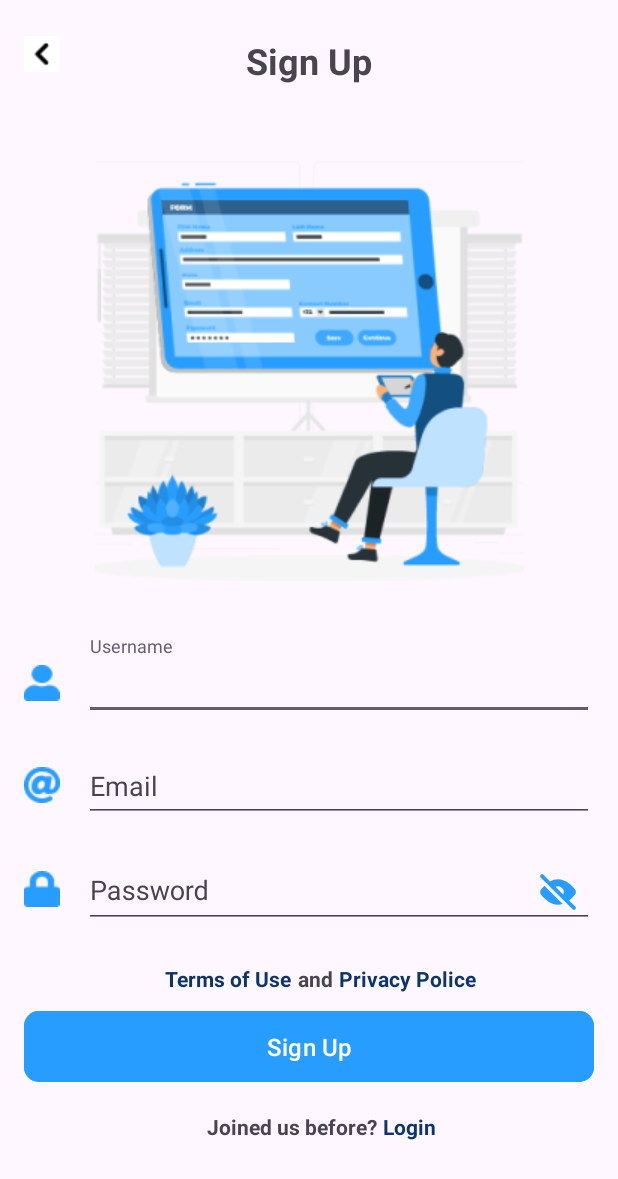
After one commit to JasaKarya/Mobile-Development, an Android app: the layout activity_sign_up.xml on its own in the app's theme, with its tools: preview values and no code run, on a phone screen of 412 x 824 dp. The commit adds this screen. Shown: the top 1179 px of the screen. Run offline under Robolectric (Android 15) with nearby library versions, the phone set to English and light mode, and no system bars.

Commit message:
Creating Sign Up Activity

```diff
--- a/app/build.gradle.kts
+++ b/app/build.gradle.kts
@@ -26,6 +26,9 @@ android {
             )
         }
     }
+    buildFeatures {
+        viewBinding = true
+    }
     compileOptions {
         sourceCompatibility = JavaVersion.VERSION_1_8
         targetCompatibility = JavaVersion.VERSION_1_8
--- a/app/src/main/AndroidManifest.xml
+++ b/app/src/main/AndroidManifest.xml
@@ -13,6 +13,9 @@
         android:theme="@style/Theme.JasaKarya"
         tools:targetApi="31">
         <activity
+            android:name=".SignUpActivity"
+            android:exported="false" />
+        <activity
             android:name=".LoginActivity"
             android:exported="false" />
         <activity
--- /dev/null
+++ b/app/src/main/java/com/jasakarya/SignUpActivity.kt
@@ -0,0 +1,125 @@
+package com.jasakarya
+
+import androidx.appcompat.app.AppCompatActivity
+import android.os.Bundle
+import android.text.method.HideReturnsTransformationMethod
+import android.text.method.PasswordTransformationMethod
+import android.util.Patterns
+import androidx.core.content.ContextCompat
+import androidx.core.widget.doOnTextChanged
+import com.jasakarya.databinding.ActivitySignUpBinding
+
+class SignUpActivity : AppCompatActivity() {
+    private lateinit var binding: ActivitySignUpBinding
+
+    private var isShowPass: Boolean = false
+
+    override fun onCreate(savedInstanceState: Bundle?) {
+        super.onCreate(savedInstanceState)
+        binding = ActivitySignUpBinding.inflate(layoutInflater)
+        setContentView(binding.root)
+
+        binding.tfLayoutPassword.setEndIconOnClickListener {
+            isShowPass = !isShowPass
+            showPass(isShowPass)
+        }
+        binding.tfEditPassword.doOnTextChanged { text, start, before, count ->
+            if (text!!.length < 8) {
+                binding.tfLayoutPassword.error = "Password harus lebih dari 8 karakter"
+
+            } else if (text.length > 9) {
+                binding.tfLayoutPassword.error = null
+            }
+        }
+        binding.tfEditEmail.doOnTextChanged { text, start, before, count ->
+            if (text != null) {
+                if (Patterns.EMAIL_ADDRESS.matcher(text).matches() && text.isNotEmpty()) {
+                    binding.tfLayoutEmail.error = null
+
+                } else
+                    binding.tfLayoutEmail.error = "Format Email tidak sesuai"
+            }
+
+        }
+
+
+//        binding.btnSignUp.setOnClickListener {
+//            val name = binding.tfEditUsername.text.toString()
+//            val email = binding.tfEditEmail.text.toString()
+//            val pass = binding.tfEditPassword.text.toString()
+//
+//            if (binding.tfLayoutEmail.error.isNullOrEmpty() && binding.tfLayoutPassword.error.isNullOrEmpty()) {
+//                viewModel.registerUser(name, email, pass)
+//                viewModel.uiState.observe(this) { result ->
+//                    if (result != null) {
+//                        when (result) {
+//                            is RegisUiState.Success -> {
+//                                AlertDialog.Builder(this).apply {
+//                                    setTitle("Yeah!")
+//                                    setMessage("${result.data.message}\nAkun dengan $email sudah jadi nih. Yuk, login dan belajar coding.")
+//                                    setPositiveButton("Lanjut") { _, _ ->
+//                                        finish()
+//                                    }
+//                                    create()
+//                                    show()
+//                                }
+//
+//                            }
+//                            is RegisUiState.Error -> {
+//                                showLoading(false)
+//                                AlertDialog.Builder(this).apply {
+//                                    setTitle("Oops!")
+//                                    setMessage("${result.message}\nPastikan Email dan Pasword yang anda masukan sesuai")
+//                                    setPositiveButton("Lanjut") { _, _ ->
+//                                    }
+//                                    create()
+//                                    show()
+//                                }
+//                            }
+//                            is RegisUiState.Loading -> {
+//                                showLoading(true)
+//
+//                            }
+//                        }
+//                    }
+//                }
+//
+//            } else {
+//                AlertDialog.Builder(this).apply {
+//                    setTitle("Oops!")
+//                    setMessage("Pastikan Email dan Pasword yang anda masukan sesuai")
+//                    setPositiveButton("Lanjut") { _, _ ->
+//                    }
+//                    create()
+//                    show()
+//                }
+//            }
+//        }
+    }
+
+    private fun showPass(isShow: Boolean) {
+        val textInput = binding.tfLayoutPassword
+        val editText = binding.tfEditPassword
+        if (isShow) {
+            editText.transformationMethod = HideReturnsTransformationMethod.getInstance()
+            textInput.endIconDrawable = ContextCompat.getDrawable(
+                textInput.context,
+                R.drawable.visible
+            )
+        } else {
+            editText.transformationMethod = PasswordTransformationMethod.getInstance()
+            textInput.endIconDrawable = ContextCompat.getDrawable(
+                textInput.context,
+                R.drawable.invisible_1
+            )
+        }
+    }
+
+//    private fun showLoading(isLoading: Boolean) {
+//        if (isLoading) {
+//            binding.progressBar.visibility = View.VISIBLE
+//        } else {
+//            binding.progressBar.visibility = View.GONE
+//        }
+//    }
+}
--- /dev/null
+++ b/app/src/main/res/layout/activity_sign_up.xml
@@ -0,0 +1,242 @@
+<?xml version="1.0" encoding="utf-8"?>
+<androidx.constraintlayout.widget.ConstraintLayout xmlns:android="http://schemas.android.com/apk/res/android"
+    xmlns:app="http://schemas.android.com/apk/res-auto"
+    xmlns:tools="http://schemas.android.com/tools"
+    android:layout_width="match_parent"
+    android:layout_height="match_parent"
+    tools:context=".SignUpActivity">
+
+    <ImageButton
+        android:id="@+id/ib_back"
+        android:layout_width="24dp"
+        android:layout_height="24dp"
+        android:layout_marginStart="16dp"
+        android:layout_marginTop="24dp"
+        android:background="@null"
+        android:src="@drawable/mingcute_left"
+        app:layout_constraintStart_toStartOf="parent"
+        app:layout_constraintTop_toTopOf="parent"/>
+
+    <TextView
+        android:layout_width="181dp"
+        android:layout_height="wrap_content"
+        android:layout_marginTop="24dp"
+        android:textSize="24sp"
+        android:text="Sign Up"
+        android:textAlignment="center"
+        android:backgroundTint="@null"
+        android:textStyle="bold"
+        app:layout_constraintStart_toStartOf="parent"
+        app:layout_constraintEnd_toEndOf="parent"
+        app:layout_constraintTop_toTopOf="parent"/>
+
+    <ImageView
+        android:layout_width="wrap_content"
+        android:layout_height="wrap_content"
+        android:src="@drawable/register"
+        app:layout_constraintTop_toBottomOf="@+id/guidelineHorizontal2"
+        app:layout_constraintStart_toStartOf="parent"
+        app:layout_constraintEnd_toEndOf="parent"
+        app:layout_constraintBottom_toTopOf="@+id/guidelineHorizontal"/>
+
+    <ImageView
+        android:id="@+id/iv_user"
+        android:layout_width="wrap_content"
+        android:layout_height="wrap_content"
+        android:layout_marginStart="16dp"
+        android:layout_marginTop="6dp"
+        android:src="@drawable/ic_user"
+        app:layout_constraintBottom_toBottomOf="@id/tfLayout_username"
+        app:layout_constraintStart_toStartOf="parent"
+        app:layout_constraintTop_toTopOf="@id/tfLayout_username" />
+
+    <com.google.android.material.textfield.TextInputLayout
+        android:id="@+id/tfLayout_username"
+        android:layout_width="0dp"
+        android:layout_height="wrap_content"
+        android:layout_marginStart="16dp"
+        android:layout_marginEnd="16dp"
+        android:layout_marginTop="12dp"
+        style="@style/Widget.Design.TextInputLayout"
+        app:boxBackgroundMode="none"
+        android:hint="Username"
+        app:layout_constraintStart_toEndOf="@id/iv_user"
+        app:layout_constraintEnd_toEndOf="parent"
+        app:layout_constraintTop_toBottomOf="@id/guidelineHorizontal">
+
+        <com.google.android.material.textfield.TextInputEditText
+            android:id="@+id/tfEdit_username"
+            android:layout_width="match_parent"
+            android:layout_height="wrap_content" />
+
+    </com.google.android.material.textfield.TextInputLayout>
+
+
+    <ImageView
+        android:id="@+id/iv_email"
+        android:layout_width="wrap_content"
+        android:layout_height="wrap_content"
+        android:layout_marginStart="16dp"
+        android:layout_marginTop="6dp"
+        android:src="@drawable/ic_at"
+        app:layout_constraintBottom_toBottomOf="@id/tfLayout_email"
+        app:layout_constraintStart_toStartOf="parent"
+        app:layout_constraintTop_toTopOf="@id/tfLayout_email" />
+
+    <com.google.android.material.textfield.TextInputLayout
+        android:id="@+id/tfLayout_email"
+        android:layout_width="0dp"
+        android:layout_height="wrap_content"
+        android:layout_marginStart="16dp"
+        android:layout_marginEnd="16dp"
+        android:layout_marginTop="12dp"
+        style="@style/Widget.Design.TextInputLayout"
+        app:boxBackgroundMode="none"
+        android:hint="Email"
+        app:layout_constraintStart_toEndOf="@id/iv_user"
+        app:layout_constraintEnd_toEndOf="parent"
+        app:layout_constraintTop_toBottomOf="@id/tfLayout_username">
+
+        <com.google.android.material.textfield.TextInputEditText
+            android:id="@+id/tfEdit_email"
+            android:layout_width="match_parent"
+            android:layout_height="wrap_content" />
+
+    </com.google.android.material.textfield.TextInputLayout>
+
+    <ImageView
+        android:id="@+id/iv_password"
+        android:layout_width="wrap_content"
+        android:layout_height="wrap_content"
+        android:layout_marginStart="16dp"
+        android:layout_marginTop="6dp"
+        android:src="@drawable/ic_lock"
+        app:layout_constraintBottom_toBottomOf="@id/tfLayout_password"
+        app:layout_constraintStart_toStartOf="parent"
+        app:layout_constraintTop_toTopOf="@id/tfLayout_password" />
+
+    <com.google.android.material.textfield.TextInputLayout
+        android:id="@+id/tfLayout_password"
+        android:layout_width="0dp"
+        android:layout_height="wrap_content"
+        android:layout_marginStart="16dp"
+        android:layout_marginEnd="16dp"
+        android:layout_marginTop="12dp"
+        app:endIconDrawable="@drawable/invisible_1"
+        app:endIconTint="#279eff"
+        app:endIconMode="custom"
+        app:passwordToggleEnabled="true"
+        style="@style/Widget.Design.TextInputLayout"
+        app:boxBackgroundMode="none"
+        android:hint="Password"
+        app:layout_constraintStart_toEndOf="@id/iv_email"
+        app:layout_constraintEnd_toEndOf="parent"
+        app:layout_constraintTop_toBottomOf="@id/tfLayout_email">
+
+        <com.google.android.material.textfield.TextInputEditText
+            android:id="@+id/tfEdit_password"
+            android:layout_width="match_parent"
+            android:layout_height="wrap_content"
+            android:inputType="textPassword"/>
+
+    </com.google.android.material.textfield.TextInputLayout>
+
+
+    <TextView
+        android:id="@+id/tv_terms"
+        android:layout_width="wrap_content"
+        android:layout_height="wrap_content"
+        android:layout_marginStart="110dp"
+        android:layout_marginTop="24dp"
+        android:text="Terms of Use"
+        android:textSize="14sp"
+        android:textStyle="bold"
+        android:textColor="@color/navy"
+        app:layout_constraintStart_toStartOf="parent"
+        app:layout_constraintTop_toBottomOf="@+id/tfLayout_password" />
+
+    <TextView
+        android:id="@+id/tv_and"
+        android:layout_width="wrap_content"
+        android:layout_height="wrap_content"
+        android:layout_marginTop="24dp"
+        android:layout_marginStart="4dp"
+        android:text="and"
+        android:textSize="14sp"
+        android:textStyle="bold"
+        app:layout_constraintStart_toEndOf="@+id/tv_terms"
+        app:layout_constraintTop_toBottomOf="@+id/tfLayout_password" />
+
+    <TextView
+        android:id="@+id/tv_privacy"
+        android:layout_width="wrap_content"
+        android:layout_height="wrap_content"
+        android:layout_marginStart="4dp"
+        android:layout_marginTop="24dp"
+        android:text="Privacy Police"
+        android:textSize="14sp"
+        android:textStyle="bold"
+        android:textColor="@color/navy"
+        app:layout_constraintStart_toEndOf="@+id/tv_and"
+        app:layout_constraintTop_toBottomOf="@+id/tfLayout_password" />
+
+    <Button
+        android:id="@+id/btn_sign_up"
+        android:layout_width="match_parent"
+        android:layout_height="55dp"
+        android:text="Sign Up"
+        android:textSize="16sp"
+        android:elevation="10dp"
+        android:backgroundTint="@color/blue"
+        android:layout_marginTop="8dp"
+        android:layout_marginStart="16dp"
+        android:layout_marginEnd="16dp"
+        app:cornerRadius="10dp"
+        app:layout_constraintTop_toBottomOf="@+id/tv_terms"
+        app:layout_constraintStart_toStartOf="parent"
+        app:layout_constraintEnd_toEndOf="parent"/>
+
+    <TextView
+        android:id="@+id/message_to_join"
+        android:layout_width="wrap_content"
+        android:layout_height="wrap_content"
+        android:layout_marginTop="16dp"
+        android:layout_marginStart="122dp"
+        android:text="Joined us before?"
+        android:textSize="14sp"
+        android:textStyle="bold"
+        app:layout_constraintStart_toStartOf="@+id/btn_sign_up"
+        app:layout_constraintTop_toBottomOf="@id/btn_sign_up" />
+
+    <TextView
+        android:id="@+id/tv_login"
+        android:layout_width="wrap_content"
+        android:layout_height="wrap_content"
+        android:layout_marginStart="4dp"
+        android:layout_marginTop="16dp"
+        android:text="Login"
+        android:textColor="@color/navy"
+        android:textSize="14sp"
+        android:textStyle="bold"
+        app:layout_constraintStart_toEndOf="@+id/message_to_join"
+        app:layout_constraintTop_toBottomOf="@+id/btn_sign_up" />
+
+    <androidx.constraintlayout.widget.Guideline
+        android:id="@+id/guidelineHorizontal"
+        android:layout_width="wrap_content"
+        android:layout_height="64dp"
+        android:orientation="horizontal"
+        app:layout_constraintEnd_toEndOf="parent"
+        app:layout_constraintGuide_percent="0.5"
+        app:layout_constraintStart_toStartOf="parent" />
+
+    <androidx.constraintlayout.widget.Guideline
+        android:id="@+id/guidelineHorizontal2"
+        android:layout_width="wrap_content"
+        android:layout_height="64dp"
+        android:orientation="horizontal"
+        app:layout_constraintEnd_toEndOf="parent"
+        app:layout_constraintGuide_percent="0.1"
+        app:layout_constraintStart_toStartOf="parent" />
+
+</androidx.constraintlayout.widget.ConstraintLayout>
--- a/app/src/main/res/values/colors.xml
+++ b/app/src/main/res/values/colors.xml
@@ -2,4 +2,6 @@
 <resources>
     <color name="black">#FF000000</color>
     <color name="white">#FFFFFFFF</color>
+    <color name="navy">#0C356A</color>
+    <color name="blue">#279EFF</color>
 </resources>
```
Also changed, not shown: app/src/main/res/drawable/ic_at.png (added), app/src/main/res/drawable/ic_lock.png (added), app/src/main/res/drawable/ic_user.png (added), app/src/main/res/drawable/mingcute_left.png (added), app/src/main/res/drawable/register.png (added).
